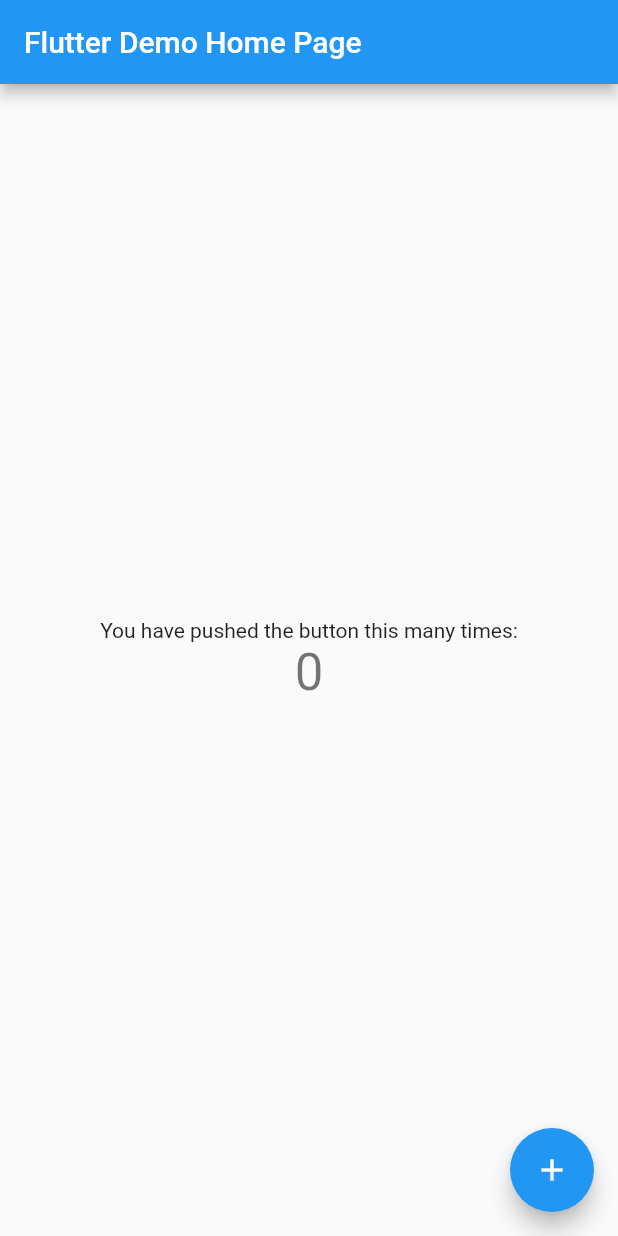
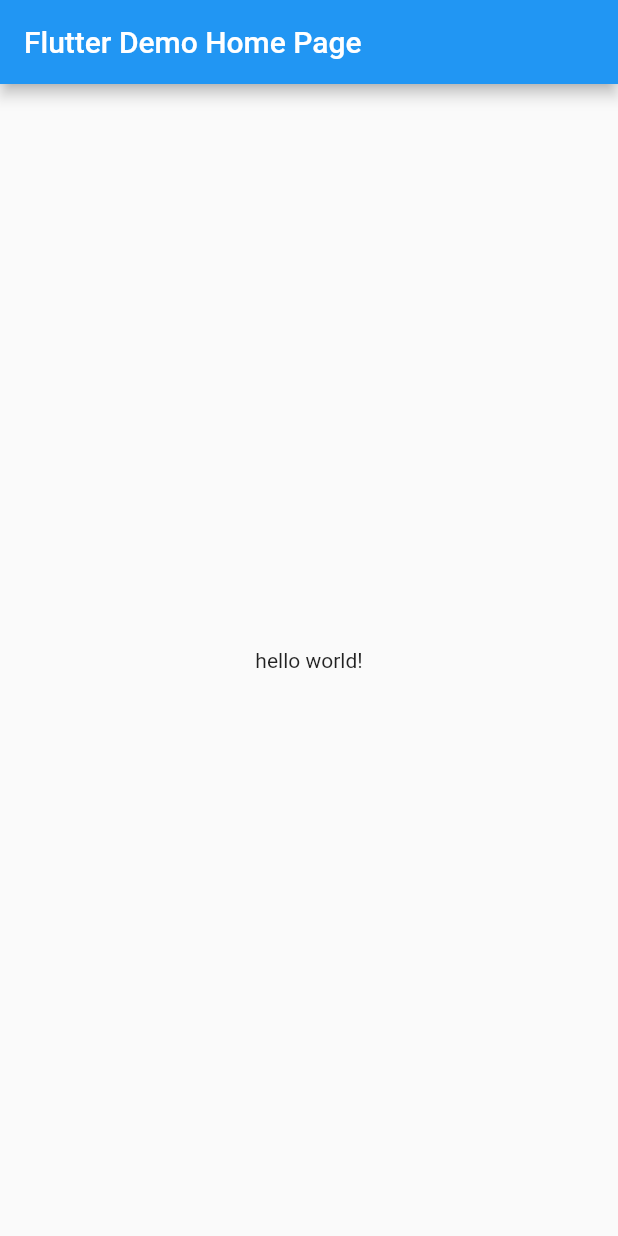
Before and after one commit to rutvik11062000/flutterlearn, a Flutter app: the screen it shows after launch, on a phone screen of 412 x 824 dp. Run offline on Flutter 3.47's test engine with Material 2 defaults, Android fonts, the phone set to English and light mode, and no system bars.

Commit message:
main changed

```diff
--- a/lib/main.dart
+++ b/lib/main.dart
@@ -3,21 +3,11 @@ import 'package:flutter/material.dart';
 void main() => runApp(MyApp());
 
 class MyApp extends StatelessWidget {
-  // This widget is the root of your application.
   @override
   Widget build(BuildContext context) {
     return MaterialApp(
       title: 'Flutter Demo',
       theme: ThemeData(
-        // This is the theme of your application.
-        //
-        // Try running your application with "flutter run". You'll see the
-        // application has a blue toolbar. Then, without quitting the app, try
-        // changing the primarySwatch below to Colors.green and then invoke
-        // "hot reload" (press "r" in the console where you ran "flutter run",
-        // or simply save your changes to "hot reload" in a Flutter IDE).
-        // Notice that the counter didn't reset back to zero; the application
-        // is not restarted.
         primarySwatch: Colors.blue,
       ),
       home: MyHomePage(title: 'Flutter Demo Home Page'),
@@ -27,85 +17,21 @@ class MyApp extends StatelessWidget {
 
 class MyHomePage extends StatefulWidget {
   MyHomePage({Key key, this.title}) : super(key: key);
-
-  // This widget is the home page of your application. It is stateful, meaning
-  // that it has a State object (defined below) that contains fields that affect
-  // how it looks.
-
-  // This class is the configuration for the state. It holds the values (in this
-  // case the title) provided by the parent (in this case the App widget) and
-  // used by the build method of the State. Fields in a Widget subclass are
-  // always marked "final".
-
   final String title;
-
   @override
   _MyHomePageState createState() => _MyHomePageState();
 }
 
 class _MyHomePageState extends State<MyHomePage> {
-  int _counter = 0;
-
-  void _incrementCounter() {
-    setState(() {
-      // This call to setState tells the Flutter framework that something has
-      // changed in this State, which causes it to rerun the build method below
-      // so that the display can reflect the updated values. If we changed
-      // _counter without calling setState(), then the build method would not be
-      // called again, and so nothing would appear to happen.
-      _counter++;
-    });
-  }
-
   @override
   Widget build(BuildContext context) {
-    // This method is rerun every time setState is called, for instance as done
-    // by the _incrementCounter method above.
-    //
-    // The Flutter framework has been optimized to make rerunning build methods
-    // fast, so that you can just rebuild anything that needs updating rather
-    // than having to individually change instances of widgets.
     return Scaffold(
       appBar: AppBar(
-        // Here we take the value from the MyHomePage object that was created by
-        // the App.build method, and use it to set our appbar title.
         title: Text(widget.title),
       ),
       body: Center(
-        // Center is a layout widget. It takes a single child and positions it
-        // in the middle of the parent.
-        child: Column(
-          // Column is also a layout widget. It takes a list of children and
-          // arranges them vertically. By default, it sizes itself to fit its
-          // children horizontally, and tries to be as tall as its parent.
-          //
-          // Invoke "debug painting" (press "p" in the console, choose the
-          // "Toggle Debug Paint" action from the Flutter Inspector in Android
-          // Studio, or the "Toggle Debug Paint" command in Visual Studio Code)
-          // to see the wireframe for each widget.
-          //
-          // Column has various properties to control how it sizes itself and
-          // how it positions its children. Here we use mainAxisAlignment to
-          // center the children vertically; the main axis here is the vertical
-          // axis because Columns are vertical (the cross axis would be
-          // horizontal).
-          mainAxisAlignment: MainAxisAlignment.center,
-          children: <Widget>[
-            Text(
-              'You have pushed the button this many times:',
-            ),
-            Text(
-              '$_counter',
-              style: Theme.of(context).textTheme.display1,
-            ),
-          ],
-        ),
+        child: Text("hello world!"),
       ),
-      floatingActionButton: FloatingActionButton(
-        onPressed: _incrementCounter,
-        tooltip: 'Increment',
-        child: Icon(Icons.add),
-      ), // This trailing comma makes auto-formatting nicer for build methods.
     );
   }
 }
```
